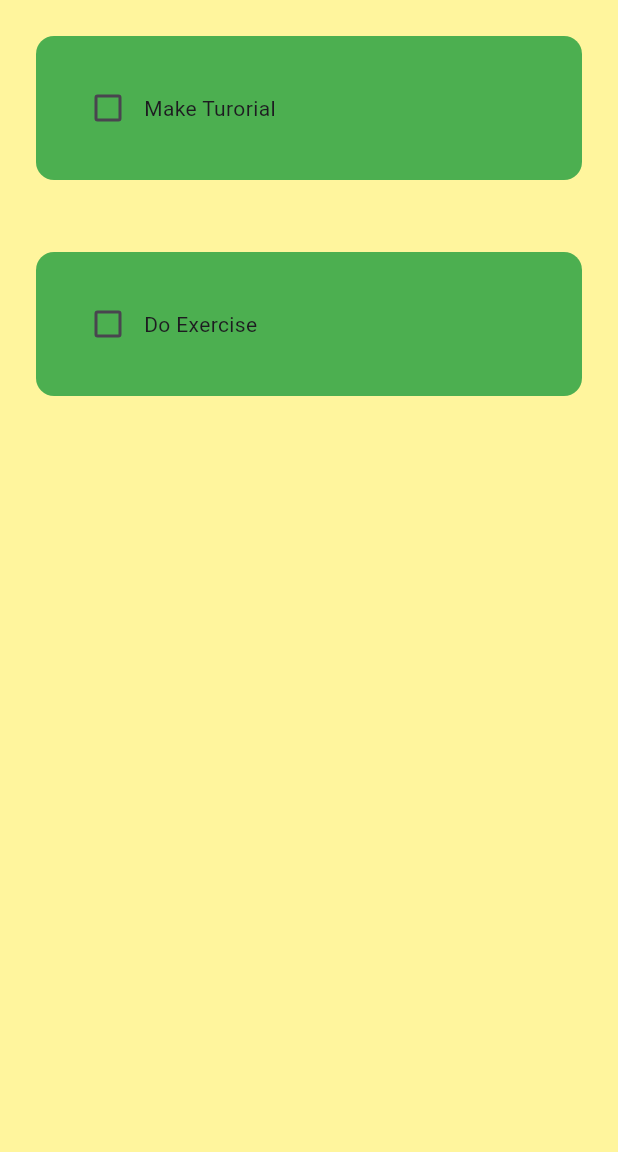
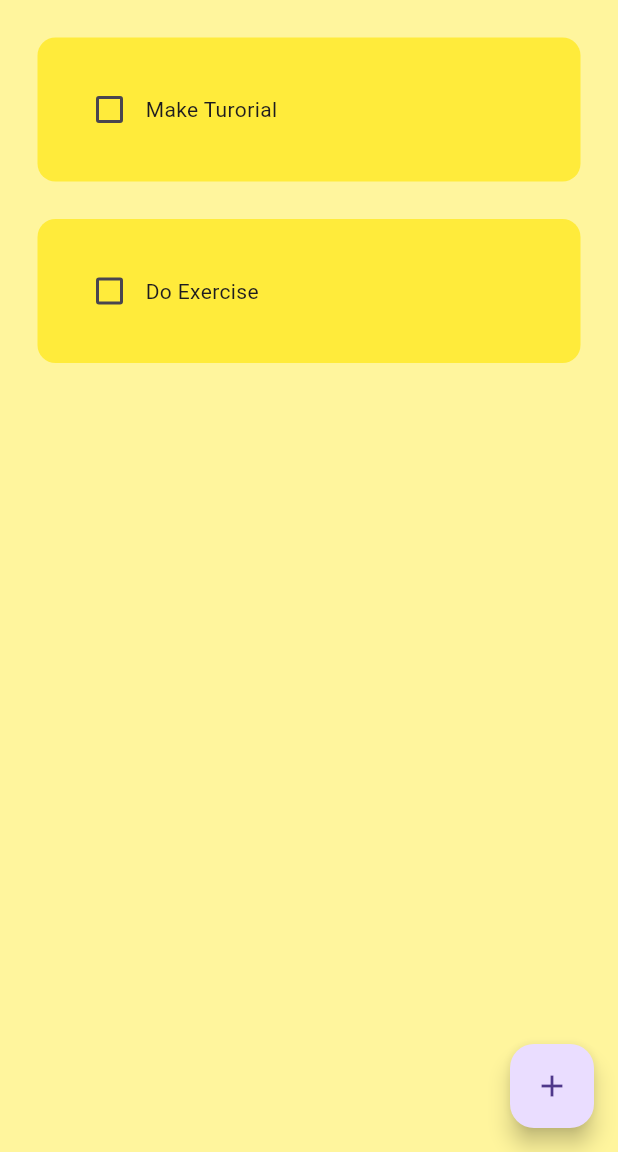
Before and after one commit to shamiul110107/Flutter-Learning, a Flutter app: the ToDoList screen opened by its route, on a phone screen of 412 x 824 dp, the part 84-1236 px from its top. Run offline on Flutter 3.47's test engine with Material 3 defaults, Android fonts, the phone set to English and light mode, and no system bars; drawn by our look-alikes of flutter_slidable.

Commit message:
add new task to do list, remove new task in to do list

```diff
--- a/lib/Util/todo_tile.dart
+++ b/lib/Util/todo_tile.dart
@@ -1,29 +1,56 @@
 import 'package:flutter/material.dart';
+import 'package:flutter_slidable/flutter_slidable.dart';
 
 class TodoTile extends StatelessWidget {
   final String taskName;
   final bool taskCompleted;
-  Function(bool?) onChanged;
+  Function(bool?)? onChanged;
+  Function(BuildContext)? deleteFunction;
 
-  TodoTile({super.key,
+  TodoTile({
+    super.key,
     required this.taskName,
     required this.taskCompleted,
-    required this.onChanged});
+    required this.onChanged,
+    required this.deleteFunction,
+  });
   @override
   Widget build(BuildContext context) {
     return Padding(
-      padding: const EdgeInsets.all(24.0),
+      padding: const EdgeInsets.only(left: 25, right: 25, top: 25),
+      child: Slidable(
+        endActionPane: ActionPane(
+          motion: StretchMotion(),
+          children: [
+            SlidableAction(
+              onPressed: deleteFunction,
+              icon: Icons.delete,
+              backgroundColor: Colors.red.shade300,
+              borderRadius: BorderRadius.circular(12),
+            ),
+          ],
+        ),
         child: Container(
           padding: const EdgeInsets.all(24),
           decoration: BoxDecoration(
-          color: Colors.green,
-          borderRadius: BorderRadius.circular(12)
-        ),
+              color: Colors.yellow,
+              borderRadius: BorderRadius.circular(12)),
           child: Row(
             children: [
-            Checkbox(value: taskCompleted, onChanged: onChanged),
-            Text(taskName),
+              Checkbox(
+                value: taskCompleted,
+                onChanged: onChanged,
+                activeColor: Colors.black,
+              ),
+              Text(
+                taskName,
+                style: TextStyle(
+                    decoration: taskCompleted
+                        ? TextDecoration.lineThrough
+                        : TextDecoration.none),
+              ),
             ],
+          ),
         ),
       ),
     );
--- a/pubspec.yaml
+++ b/pubspec.yaml
@@ -35,6 +35,7 @@ dependencies:
   # The following adds the Cupertino Icons font to your application.
   # Use with the CupertinoIcons class for iOS style icons.
   cupertino_icons: ^1.0.6
+  flutter_slidable: ^3.1.0
 
 dev_dependencies:
   flutter_test:
```
Also changed, not shown: lib/Util/MyButton.dart (added, +17 -0 lines), lib/Util/dialog_box.dart (added, +45 -0 lines), lib/pages/todo_page.dart (+39 -3 lines), pubspec.lock. Lines whose indentation alone changed are shown as unchanged.
